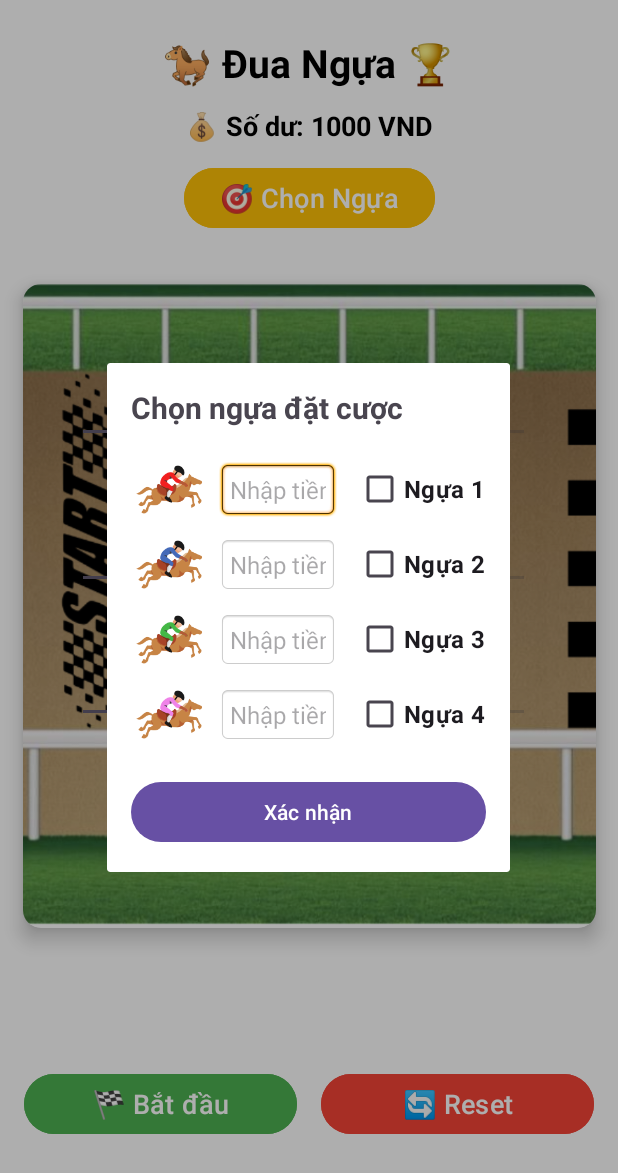
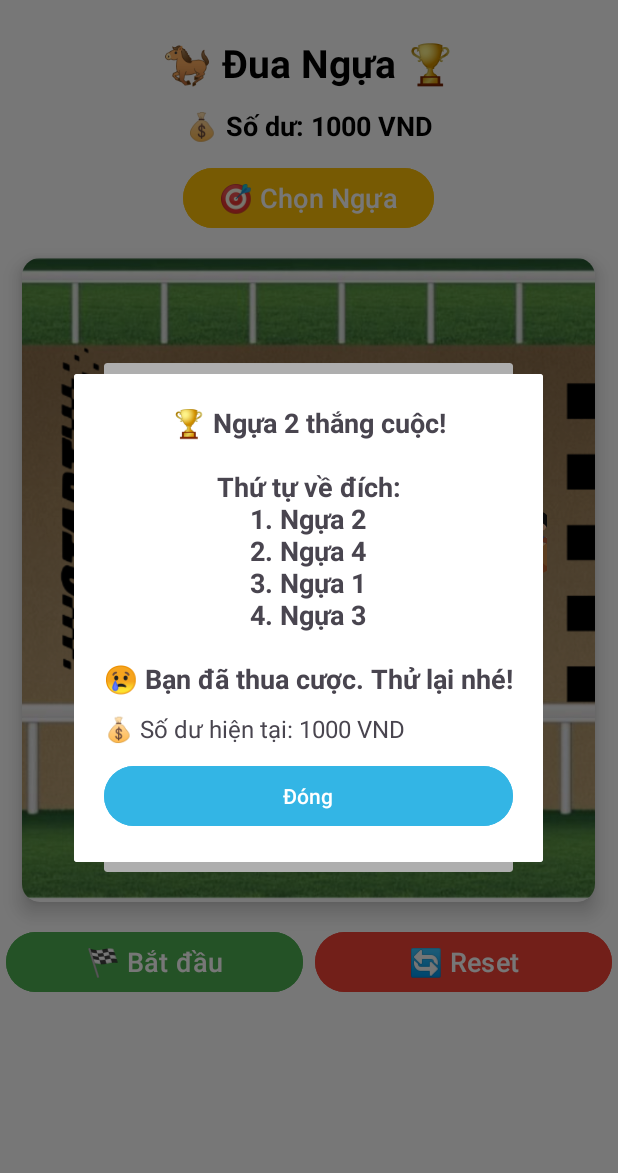
Before and after one commit to TuanDatCoder/PRM392_MiniProject, an Android app: the MainActivity screen opened directly, with no data from a screen before it, after a tap on "🎯 Chọn Ngựa", on a phone screen of 412 x 824 dp. Shown: the top 1173 px of the screen. Run offline under Robolectric (Android 15) with nearby library versions, the phone set to English and light mode, and no system bars; 2 other taps on this screen came first.

Commit message:
Add sounds

```diff
--- a/app/src/main/java/com/example/prm392_miniproject/MainActivity.java
+++ b/app/src/main/java/com/example/prm392_miniproject/MainActivity.java
@@ -30,7 +30,7 @@ public class MainActivity extends AppCompatActivity {
 
 
     private Handler handler = new Handler();
-    SoundManager soundManager = new SoundManager(this);
+    private SoundManager soundManager = new SoundManager(this);
 
     @Override
     protected void onCreate(Bundle savedInstanceState) {
@@ -85,9 +85,10 @@ public class MainActivity extends AppCompatActivity {
         for (SeekBar seekBar : horseSeekBars) {
             seekBar.setProgress(0);
         }
-
+        soundManager.playSound("start");
+        soundManager.playSound("horse_galloping");
         // Bắt đầu cuộc đua sau 1 giây
-        handler.postDelayed(this::moveSeekBars, 1000);
+        handler.postDelayed(this::moveSeekBars, 300);
     }
 
     private void determineWinner(int winningHorse) {
@@ -256,11 +257,13 @@ public class MainActivity extends AppCompatActivity {
         }
 
         if (isWinner) {
+            soundManager.playSound("cheer");
+            soundManager.playSound("winning");
             resultText.append("\n🎉 Bạn thắng cược: " + totalWinAmount + " VND!");
         } else {
+            soundManager.playSound("losing");
             resultText.append("\n😢 Bạn đã thua cược. Thử lại nhé!");
         }
-
         resultTextView.setText(resultText.toString());
         balanceTextView.setText("💰 Số dư hiện tại: " + balance + " VND");
 
--- a/app/src/main/res/layout/activity_main.xml
+++ b/app/src/main/res/layout/activity_main.xml
@@ -1,11 +1,13 @@
 <?xml version="1.0" encoding="utf-8"?>
-<androidx.constraintlayout.widget.ConstraintLayout xmlns:android="http://schemas.android.com/apk/res/android"
+<LinearLayout xmlns:android="http://schemas.android.com/apk/res/android"
     xmlns:app="http://schemas.android.com/apk/res-auto"
     xmlns:tools="http://schemas.android.com/tools"
     android:id="@+id/main"
     android:layout_width="match_parent"
     android:layout_height="match_parent"
     android:background="@color/white"
+    android:gravity="center_horizontal"
+    android:orientation="vertical"
     tools:context=".MainActivity">
 
     <!-- Tiêu đề -->
@@ -13,41 +15,32 @@
         android:id="@+id/titleTextView"
         android:layout_width="wrap_content"
         android:layout_height="wrap_content"
+        android:layout_marginTop="24dp"
         android:text="🐎 Đua Ngựa 🏆"
+        android:textColor="@color/black"
         android:textSize="26sp"
-        android:textStyle="bold"
-        android:textColor="@color/black"
-        app:layout_constraintTop_toTopOf="parent"
-        app:layout_constraintStart_toStartOf="parent"
-        app:layout_constraintEnd_toEndOf="parent"
-        android:layout_marginTop="24dp"/>
+        android:textStyle="bold" />
 
     <!-- Hiển thị số dư -->
     <TextView
         android:id="@+id/balanceTextView"
         android:layout_width="wrap_content"
         android:layout_height="wrap_content"
+        android:layout_marginTop="12dp"
         android:text="💰 Số dư: 1000 VND"
+        android:textColor="@color/black"
         android:textSize="18sp"
-        android:textStyle="bold"
-        android:textColor="@color/black"
-        app:layout_constraintTop_toBottomOf="@id/titleTextView"
-        app:layout_constraintStart_toStartOf="parent"
-        app:layout_constraintEnd_toEndOf="parent"
-        android:layout_marginTop="12dp"/>
+        android:textStyle="bold" />
 
     <Button
         android:id="@+id/selectHorseButton"
         android:layout_width="wrap_content"
         android:layout_height="wrap_content"
+        android:layout_marginTop="12dp"
+        android:backgroundTint="#FFC107"
         android:text="🎯 Chọn Ngựa"
-        android:textSize="18sp"
-        android:backgroundTint="#FFC107"
         android:textColor="@color/white"
-        android:layout_marginTop="12dp"
-        app:layout_constraintTop_toBottomOf="@id/balanceTextView"
-        app:layout_constraintStart_toStartOf="parent"
-        app:layout_constraintEnd_toEndOf="parent"/>
+        android:textSize="18sp" />
 
 
     <!-- CardView chứa danh sách ngựa -->
@@ -57,11 +50,7 @@
         android:layout_margin="16dp"
         android:background="@color/white"
         app:cardCornerRadius="12dp"
-        app:cardElevation="8dp"
-        app:layout_constraintBottom_toTopOf="@id/startButton"
-        app:layout_constraintEnd_toEndOf="parent"
-        app:layout_constraintStart_toStartOf="parent"
-        app:layout_constraintTop_toBottomOf="@id/balanceTextView">
+        app:cardElevation="8dp">
 
         <ImageView
             android:layout_width="397dp"
@@ -72,9 +61,9 @@
         <LinearLayout
             android:layout_width="match_parent"
             android:layout_height="295dp"
+            android:layout_marginTop="40dp"
             android:orientation="vertical"
-            android:padding="16dp"
-            android:layout_marginTop="40dp">
+            android:padding="16dp">
 
             <!-- Ngựa 1 -->
             <LinearLayout
@@ -165,34 +154,33 @@
     <!-- Nút Start -->
 
     <!-- Nút Reset -->
+    <LinearLayout
+        android:layout_width="match_parent"
+        android:layout_height="wrap_content"
+        android:weightSum="2">
+
         <Button
             android:id="@+id/startButton"
             android:layout_width="0dp"
             android:layout_height="wrap_content"
-        android:layout_marginStart="16dp"
-        android:layout_marginEnd="8dp"
-        android:layout_marginBottom="64dp"
+            android:layout_marginHorizontal="4dp"
+            android:layout_weight="1"
             android:backgroundTint="#4CAF50"
             android:text="🏁 Bắt đầu"
             android:textColor="@color/white"
-        android:textSize="18sp"
-        app:layout_constraintBottom_toBottomOf="parent"
-        app:layout_constraintEnd_toStartOf="@id/resetButton"
-        app:layout_constraintStart_toStartOf="parent" />
+            android:textSize="18sp" />
 
         <Button
             android:id="@+id/resetButton"
             android:layout_width="0dp"
             android:layout_height="wrap_content"
-        android:layout_marginStart="8dp"
-        android:layout_marginEnd="16dp"
-        android:layout_marginBottom="64dp"
+            android:layout_marginHorizontal="4dp"
+            android:layout_weight="1"
             android:backgroundTint="#F44336"
             android:text="🔄 Reset"
             android:textColor="@color/white"
-        android:textSize="18sp"
-        app:layout_constraintBottom_toBottomOf="parent"
-        app:layout_constraintEnd_toEndOf="parent"
-        app:layout_constraintStart_toEndOf="@id/startButton" />
+            android:textSize="18sp" />
+    </LinearLayout>
 
-</androidx.constraintlayout.widget.ConstraintLayout>
+
+</LinearLayout>
--- a/app/src/main/res/layout/dialog_choose_horse.xml
+++ b/app/src/main/res/layout/dialog_choose_horse.xml
@@ -29,7 +29,7 @@
 
         <EditText
             android:id="@+id/horse1BetEditText"
-            android:layout_width="80dp"
+            android:layout_width="wrap_content"
             android:layout_height="wrap_content"
             android:background="@android:drawable/editbox_background"
             android:gravity="center"
@@ -44,6 +44,7 @@
             android:layout_height="wrap_content"
             android:layout_marginStart="12dp"
             android:text="Ngựa 1"
+            android:textColor="@color/black"
             android:textSize="16sp"
             android:textStyle="bold" />
     </LinearLayout>
@@ -64,7 +65,7 @@
 
         <EditText
             android:id="@+id/horse2BetEditText"
-            android:layout_width="80dp"
+            android:layout_width="wrap_content"
             android:layout_height="wrap_content"
             android:background="@android:drawable/editbox_background"
             android:gravity="center"
@@ -79,6 +80,7 @@
             android:layout_height="wrap_content"
             android:layout_marginStart="12dp"
             android:text="Ngựa 2"
+            android:textColor="@color/black"
             android:textSize="16sp"
             android:textStyle="bold" />
     </LinearLayout>
@@ -99,7 +101,7 @@
 
         <EditText
             android:id="@+id/horse3BetEditText"
-            android:layout_width="80dp"
+            android:layout_width="wrap_content"
             android:layout_height="wrap_content"
             android:background="@android:drawable/editbox_background"
             android:gravity="center"
@@ -114,6 +116,7 @@
             android:layout_height="wrap_content"
             android:layout_marginStart="12dp"
             android:text="Ngựa 3"
+            android:textColor="@color/black"
             android:textSize="16sp"
             android:textStyle="bold" />
     </LinearLayout>
@@ -134,7 +137,7 @@
 
         <EditText
             android:id="@+id/horse4BetEditText"
-            android:layout_width="80dp"
+            android:layout_width="wrap_content"
             android:layout_height="wrap_content"
             android:background="@android:drawable/editbox_background"
             android:gravity="center"
@@ -149,6 +152,7 @@
             android:layout_height="wrap_content"
             android:layout_marginStart="12dp"
             android:text="Ngựa 4"
+            android:textColor="@color/black"
             android:textSize="16sp"
             android:textStyle="bold" />
     </LinearLayout>
```
Lines whose indentation alone changed are shown as unchanged.
